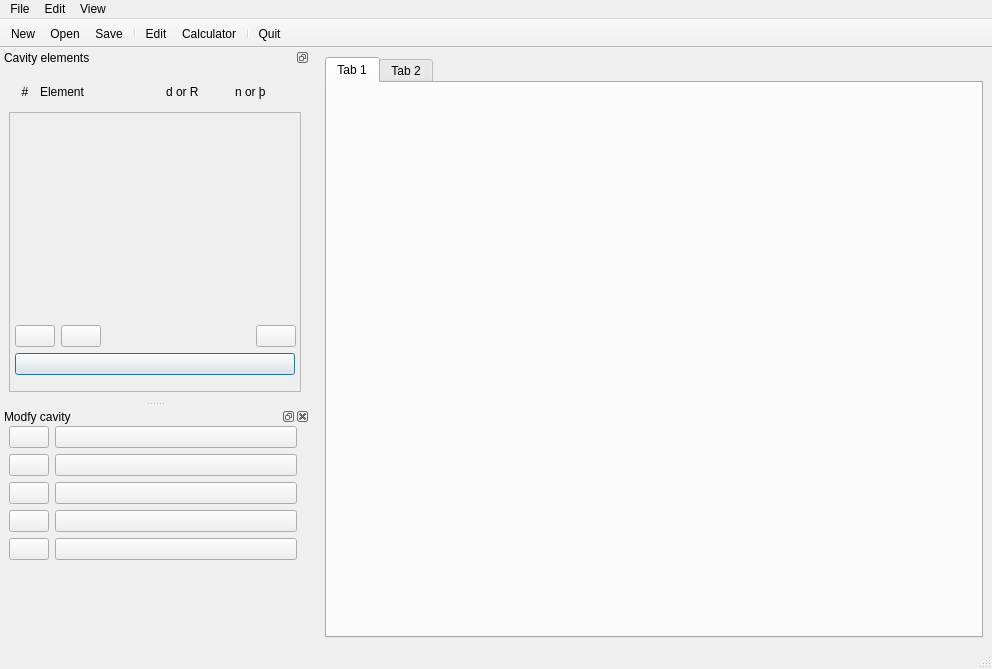
Above: gui.ui from simcav/simcav before the change. Below: the same form after it.
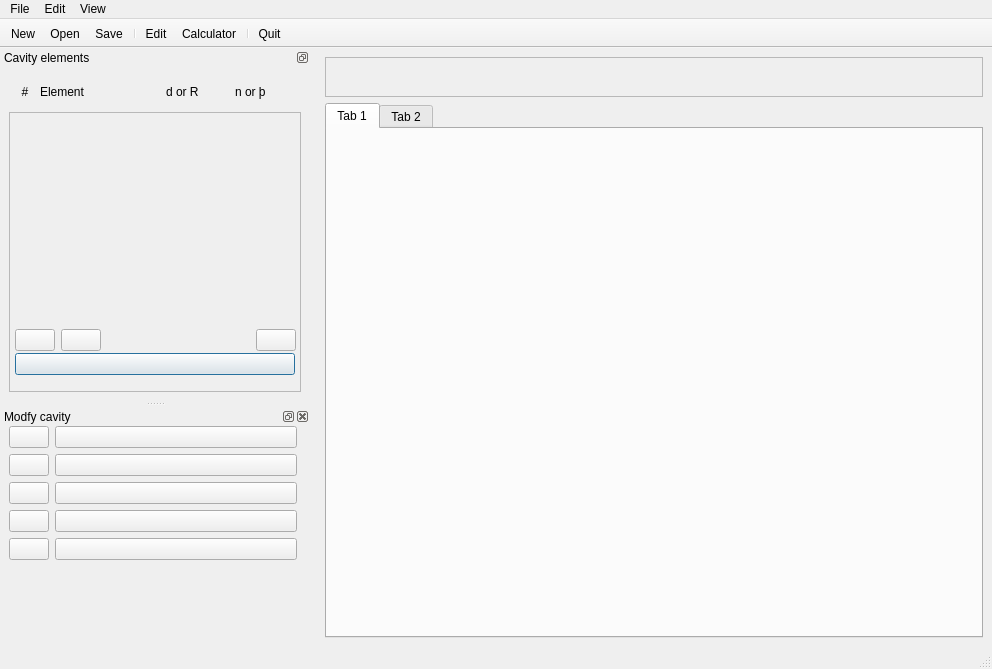
That is the form after the change. Icons and pictures are not drawn.

Commit message: Add element icons.

The edit to the form file:
```diff
--- a/gui.ui
+++ b/gui.ui
@@ -19,7 +19,7 @@
   </property>
   <widget class="QWidget" name="centralwidget">
    <layout class="QGridLayout" name="gridLayout_2">
-    <item row="0" column="1">
+    <item row="1" column="1">
      <widget class="QTabWidget" name="tabWidget">
       <property name="currentIndex">
        <number>0</number>
@@ -36,6 +36,44 @@
       </widget>
      </widget>
     </item>
+    <item row="0" column="1">
+     <widget class="QScrollArea" name="scroll_cavityIcons">
+      <property name="minimumSize">
+       <size>
+        <width>0</width>
+        <height>30</height>
+       </size>
+      </property>
+      <property name="maximumSize">
+       <size>
+        <width>16777215</width>
+        <height>40</height>
+       </size>
+      </property>
+      <property name="verticalScrollBarPolicy">
+       <enum>Qt::ScrollBarAlwaysOff</enum>
+      </property>
+      <property name="horizontalScrollBarPolicy">
+       <enum>Qt::ScrollBarAsNeeded</enum>
+      </property>
+      <property name="widgetResizable">
+       <bool>true</bool>
+      </property>
+      <property name="alignment">
+       <set>Qt::AlignCenter</set>
+      </property>
+      <widget class="QWidget" name="scrollAreaWidgetContents">
+       <property name="geometry">
+        <rect>
+         <x>0</x>
+         <y>0</y>
+         <width>656</width>
+         <height>38</height>
+        </rect>
+       </property>
+      </widget>
+     </widget>
+    </item>
    </layout>
   </widget>
   <widget class="QMenuBar" name="menubar">
@@ -192,7 +230,7 @@
            <x>5</x>
            <y>210</y>
            <width>281</width>
-           <height>27</height>
+           <height>34</height>
           </rect>
          </property>
          <layout class="QHBoxLayout" name="horizontalLayout">
```
The commit also changes 4 other files.
